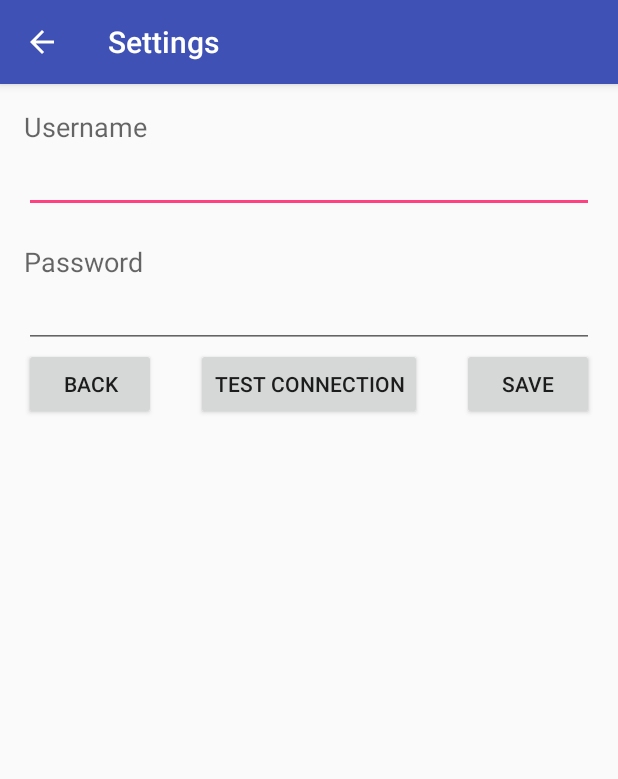
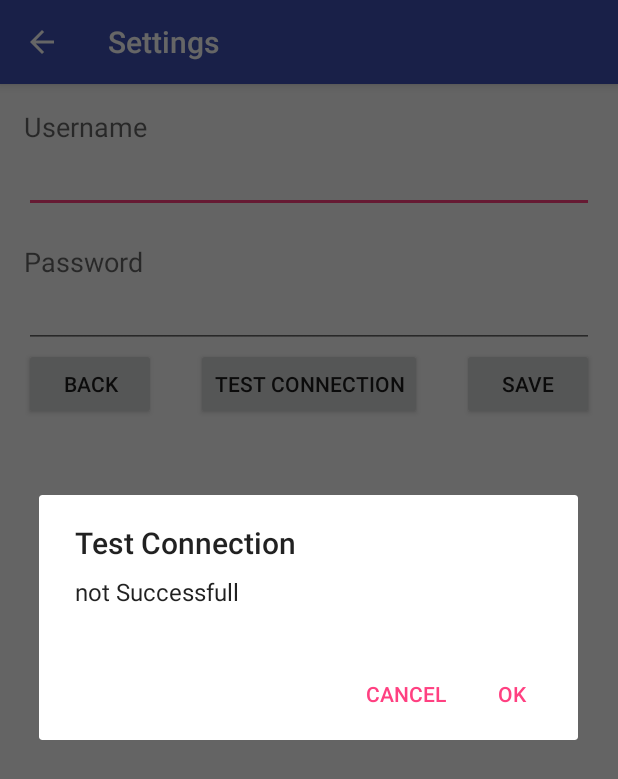
Before and after one commit to asoellner/GPSTracker, an Android app: the SettingsActivity screen opened directly, with no data from a screen before it, after a tap on "TEST CONNECTION", on a phone screen of 412 x 824 dp. Shown: the top 779 px of the screen. Run offline under Robolectric (Android 15) with nearby library versions, the phone set to English and light mode, and no system bars.

```diff
--- a/app/src/main/java/com/soellner/gpstracker/BootCompletedIntentReceiver.java
+++ b/app/src/main/java/com/soellner/gpstracker/BootCompletedIntentReceiver.java
@@ -36,7 +36,7 @@ public class BootCompletedIntentReceiver extends WakefulBroadcastReceiver {
         } else if (SDK_INT >= Build.VERSION_CODES.M) {
             am.setExactAndAllowWhileIdle(AlarmManager.RTC_WAKEUP, timeInMillis, pIntent);
         }
-        new SendStartingMailTask().execute();
+       // new SendStartingMailTask().execute();
 
 
         startWakefulService(context, srvIntent);
--- a/app/src/main/java/com/soellner/gpstracker/SettingsActivity.java
+++ b/app/src/main/java/com/soellner/gpstracker/SettingsActivity.java
@@ -3,6 +3,7 @@ package com.soellner.gpstracker;
 import android.Manifest;
 import android.app.ProgressDialog;
 import android.content.Context;
+import android.content.DialogInterface;
 import android.content.Intent;
 import android.content.SharedPreferences;
 import android.content.pm.PackageManager;
@@ -11,7 +12,9 @@ import android.os.AsyncTask;
 import android.os.Bundle;
 import android.os.StrictMode;
 import android.support.v4.app.ActivityCompat;
+import android.support.v7.app.AlertDialog;
 import android.support.v7.app.AppCompatActivity;
+import android.text.Editable;
 import android.util.Log;
 import android.view.View;
 import android.widget.Button;
@@ -51,10 +54,10 @@ public class SettingsActivity extends AppCompatActivity {
     //private String SERVER_URL="http://192.168.1.124:8080/SampleApp/greeting/crunchifyService";
 
     //henny
-    private String SERVER_URL = "http://192.168.1.139:8080/SampleApp/greeting/checkLogin";
+    //private String SERVER_URL = "http://192.168.1.139:8080/SampleApp/greeting/checkLogin";
 
     //work
-    //private String SERVER_URL = "http://172.20.3.52:8080/SampleApp/greeting/crunchifyService";
+    private String SERVER_URL = "http://172.20.3.52:8080/SampleApp/greeting/checkLogin";
 
     @Override
     protected void onCreate(Bundle savedInstanceState) {
@@ -90,11 +93,52 @@ public class SettingsActivity extends AppCompatActivity {
         testButton.setOnClickListener(new View.OnClickListener() {
             public void onClick(View v) {
                 if (testConnection()) {
-                    Toast.makeText(getApplicationContext(),
-                            "Test successfull", Toast.LENGTH_LONG).show();
+
+                    AlertDialog.Builder alertDialog = new AlertDialog.Builder(SettingsActivity.this);
+                    alertDialog.setTitle("Test Connection");
+                    alertDialog.setMessage("Successfull");
+                    alertDialog.setPositiveButton("Ok", new DialogInterface.OnClickListener() {
+                        public void onClick(DialogInterface dialog, int which) {
+                            //Editable ukucanoIme = input.getText();
+                            //finish();
+                        }
+                    });
+
+// Setting Negative "Cancel" Button
+                    alertDialog.setNegativeButton("Cancel", new DialogInterface.OnClickListener() {
+                        public void onClick(DialogInterface dialog, int which) {
+                            //finish();
+                            //dialog.cancel();
+                        }
+                    });
+
+                    alertDialog.show();
+
+                    //Toast.makeText(getApplicationContext(),
+                    //       "successfull", Toast.LENGTH_LONG).show();
                 } else {
-                    Toast.makeText(getApplicationContext(),
-                            "Test NOT successfull", Toast.LENGTH_LONG).show();
+                    AlertDialog.Builder alertDialog = new AlertDialog.Builder(SettingsActivity.this);
+                    alertDialog.setTitle("Test Connection");
+                    alertDialog.setMessage("not Successfull");
+                    alertDialog.setPositiveButton("Ok", new DialogInterface.OnClickListener() {
+                        public void onClick(DialogInterface dialog, int which) {
+                            //Editable ukucanoIme = input.getText();
+                            //finish();
+                        }
+                    });
+
+// Setting Negative "Cancel" Button
+                    alertDialog.setNegativeButton("Cancel", new DialogInterface.OnClickListener() {
+                        public void onClick(DialogInterface dialog, int which) {
+                            finish();
+                            dialog.cancel();
+                        }
+                    });
+
+                    alertDialog.show();
+
+                    //Toast.makeText(getApplicationContext(),
+                    //        "not successfull", Toast.LENGTH_LONG).show();
                 }
             }
         });
@@ -138,12 +182,18 @@ public class SettingsActivity extends AppCompatActivity {
         HttpPost post = new HttpPost(SERVER_URL);
         post.setHeader("content-type", "application/json");
 
+        EditText usernameEditText = (EditText) findViewById(R.id.usernameEditText);
+        assert usernameEditText != null;
+        String username = usernameEditText.getText().toString();
 
+        EditText passwordEditText = (EditText) findViewById(R.id.passwordEditText);
+        assert passwordEditText != null;
+        String password = passwordEditText.getText().toString();
         //Construimos el objeto cliente en formato JSON
         JSONObject dato = new JSONObject();
         try {
-            dato.put("login", "alex");
-            dato.put("password", "huaba");
+            dato.put("username", username);
+            dato.put("password", password);
 
 
             StringEntity entity = new StringEntity(dato.toString());
--- a/app/src/main/res/layout/activity_main.xml
+++ b/app/src/main/res/layout/activity_main.xml
@@ -50,7 +50,7 @@
         android:layout_height="wrap_content"
         android:textAppearance="?android:attr/textAppearanceMedium"
         android:text="Service: Running"
-        android:id="@+id/textView2"
+        android:id="@+id/serviceStatusText"
         android:layout_below="@+id/textView"
         android:layout_marginTop="10dp"
         android:layout_centerHorizontal="true" />
```
Also changed, not shown: app/src/main/java/com/soellner/gpstracker/GPSTrackerService.java (+10 -18 lines).
